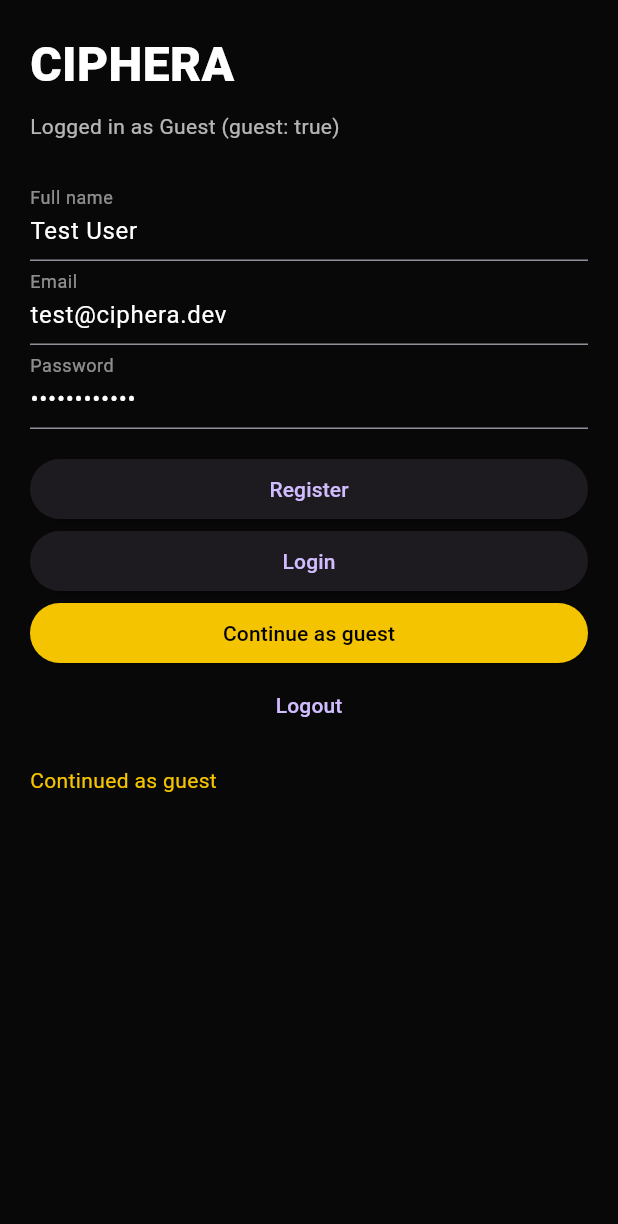
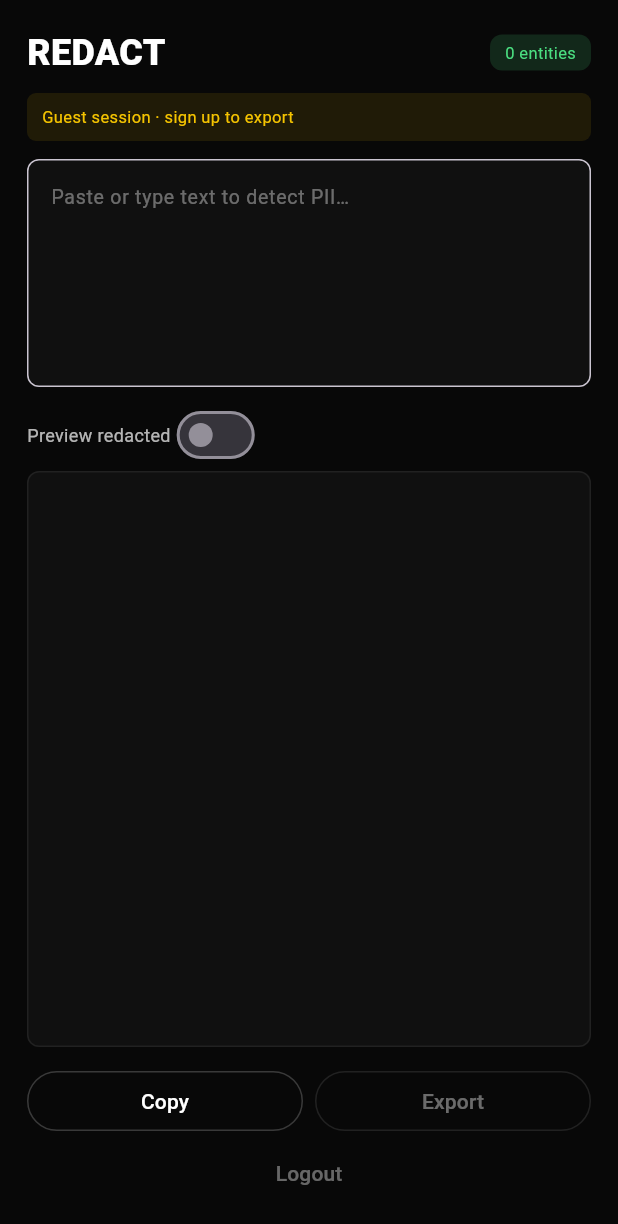
Before and after one commit to Sibtain-Nayani/Ciphera, a Flutter app: the screen it shows after launch, after a tap on "Register", after a tap on "Login", after a tap on "Continue as guest", on a phone screen of 412 x 824 dp. Shown: the top 1224 px of the screen. Run offline on Flutter 3.47's test engine with Material 3 defaults, Android fonts, the phone set to English and light mode, and no system bars; our stand-ins replace flutter_secure_storage, share_plus; accounts and stored records are empty; network calls fail.

Commit message:
Add real Copy and Export functionality with native share sheet

```diff
--- /dev/null
+++ b/mobile/lib/auth_test_screen.dart
@@ -0,0 +1,83 @@
+import 'package:flutter/material.dart';
+import 'package:provider/provider.dart';
+import 'providers/auth_provider.dart';
+
+class AuthTestScreen extends StatefulWidget {
+  const AuthTestScreen({super.key});
+  @override
+  State<AuthTestScreen> createState() => _AuthTestScreenState();
+}
+
+class _AuthTestScreenState extends State<AuthTestScreen> {
+  final _emailController = TextEditingController(text: 'test@ciphera.dev');
+  final _passwordController = TextEditingController(text: 'TestPass123!');
+  final _nameController = TextEditingController(text: 'Test User');
+  String _status = '';
+
+  @override
+  Widget build(BuildContext context) {
+    final auth = context.watch<AuthProvider>();
+
+    if (auth.loading) {
+      return const Scaffold(body: Center(child: CircularProgressIndicator()));
+    }
+
+    return Scaffold(
+      body: SafeArea(
+        child: Padding(
+          padding: const EdgeInsets.all(20),
+          child: Column(
+            crossAxisAlignment: CrossAxisAlignment.stretch,
+            children: [
+              const Text('CIPHERA', style: TextStyle(fontSize: 32, fontWeight: FontWeight.w900, color: Colors.white)),
+              const SizedBox(height: 8),
+              Text(
+                auth.isAuthenticated
+                    ? 'Logged in as ${auth.user!.email.isEmpty ? "Guest" : auth.user!.email} (guest: ${auth.isGuest})'
+                    : 'Not logged in',
+                style: const TextStyle(color: Colors.white70),
+              ),
+              const SizedBox(height: 24),
+              TextField(controller: _nameController, style: const TextStyle(color: Colors.white), decoration: const InputDecoration(labelText: 'Full name', labelStyle: TextStyle(color: Colors.white54))),
+              TextField(controller: _emailController, style: const TextStyle(color: Colors.white), decoration: const InputDecoration(labelText: 'Email', labelStyle: TextStyle(color: Colors.white54))),
+              TextField(controller: _passwordController, obscureText: true, style: const TextStyle(color: Colors.white), decoration: const InputDecoration(labelText: 'Password', labelStyle: TextStyle(color: Colors.white54))),
+              const SizedBox(height: 16),
+              ElevatedButton(
+                onPressed: () async {
+                  final ok = await auth.register(_emailController.text, _passwordController.text, _nameController.text);
+                  setState(() => _status = ok ? 'Register succeeded' : 'Register failed: ${auth.error}');
+                },
+                child: const Text('Register'),
+              ),
+              ElevatedButton(
+                onPressed: () async {
+                  final ok = await auth.login(_emailController.text, _passwordController.text);
+                  setState(() => _status = ok ? 'Login succeeded' : 'Login failed: ${auth.error}');
+                },
+                child: const Text('Login'),
+              ),
+              ElevatedButton(
+                style: ElevatedButton.styleFrom(backgroundColor: const Color(0xFFF5C400)),
+                onPressed: () async {
+                  await auth.continueAsGuest();
+                  setState(() => _status = 'Continued as guest');
+                },
+                child: const Text('Continue as guest', style: TextStyle(color: Colors.black)),
+              ),
+              if (auth.isAuthenticated)
+                TextButton(
+                  onPressed: () async {
+                    await auth.logout();
+                    setState(() => _status = 'Logged out');
+                  },
+                  child: const Text('Logout'),
+                ),
+              const SizedBox(height: 16),
+              Text(_status, style: const TextStyle(color: Color(0xFFF5C400))),
+            ],
+          ),
+        ),
+      ),
+    );
+  }
+}
--- a/mobile/lib/main.dart
+++ b/mobile/lib/main.dart
@@ -1,6 +1,8 @@
 import 'package:flutter/material.dart';
 import 'package:provider/provider.dart';
 import 'providers/auth_provider.dart';
+import 'screens/redact_screen.dart';
+import 'auth_test_screen.dart';
 
 void main() {
   runApp(const CipheraApp());
@@ -19,88 +21,24 @@
           scaffoldBackgroundColor: const Color(0xFF080808),
           brightness: Brightness.dark,
         ),
-        home: const AuthTestScreen(),
+        home: const AuthGate(),
       ),
     );
   }
 }
 
-class AuthTestScreen extends StatefulWidget {
-  const AuthTestScreen({super.key});
-  @override
-  State<AuthTestScreen> createState() => _AuthTestScreenState();
-}
-
-class _AuthTestScreenState extends State<AuthTestScreen> {
-  final _emailController = TextEditingController(text: 'test@ciphera.dev');
-  final _passwordController = TextEditingController(text: 'TestPass123!');
-  final _nameController = TextEditingController(text: 'Test User');
-  String _status = '';
+class AuthGate extends StatelessWidget {
+  const AuthGate({super.key});
 
   @override
   Widget build(BuildContext context) {
     final auth = context.watch<AuthProvider>();
-
     if (auth.loading) {
       return const Scaffold(body: Center(child: CircularProgressIndicator()));
     }
-
-    return Scaffold(
-      body: SafeArea(
-        child: Padding(
-          padding: const EdgeInsets.all(20),
-          child: Column(
-            crossAxisAlignment: CrossAxisAlignment.stretch,
-            children: [
-              const Text('CIPHERA', style: TextStyle(fontSize: 32, fontWeight: FontWeight.w900, color: Colors.white)),
-              const SizedBox(height: 8),
-              Text(
-                auth.isAuthenticated
-                    ? 'Logged in as ${auth.user!.email.isEmpty ? "Guest" : auth.user!.email} (guest: ${auth.isGuest})'
-                    : 'Not logged in',
-                style: const TextStyle(color: Colors.white70),
-              ),
-              const SizedBox(height: 24),
-              TextField(controller: _nameController, style: const TextStyle(color: Colors.white), decoration: const InputDecoration(labelText: 'Full name', labelStyle: TextStyle(color: Colors.white54))),
-              TextField(controller: _emailController, style: const TextStyle(color: Colors.white), decoration: const InputDecoration(labelText: 'Email', labelStyle: TextStyle(color: Colors.white54))),
-              TextField(controller: _passwordController, obscureText: true, style: const TextStyle(color: Colors.white), decoration: const InputDecoration(labelText: 'Password', labelStyle: TextStyle(color: Colors.white54))),
-              const SizedBox(height: 16),
-              ElevatedButton(
-                onPressed: () async {
-                  final ok = await auth.register(_emailController.text, _passwordController.text, _nameController.text);
-                  setState(() => _status = ok ? 'Register succeeded' : 'Register failed: ${auth.error}');
-                },
-                child: const Text('Register'),
-              ),
-              ElevatedButton(
-                onPressed: () async {
-                  final ok = await auth.login(_emailController.text, _passwordController.text);
-                  setState(() => _status = ok ? 'Login succeeded' : 'Login failed: ${auth.error}');
-                },
-                child: const Text('Login'),
-              ),
-              ElevatedButton(
-                style: ElevatedButton.styleFrom(backgroundColor: const Color(0xFFF5C400)),
-                onPressed: () async {
-                  await auth.continueAsGuest();
-                  setState(() => _status = 'Continued as guest');
-                },
-                child: const Text('Continue as guest', style: TextStyle(color: Colors.black)),
-              ),
-              if (auth.isAuthenticated)
-                TextButton(
-                  onPressed: () async {
-                    await auth.logout();
-                    setState(() => _status = 'Logged out');
-                  },
-                  child: const Text('Logout'),
-                ),
-              const SizedBox(height: 16),
-              Text(_status, style: const TextStyle(color: Color(0xFFF5C400))),
-            ],
-          ),
-        ),
-      ),
-    );
+    if (auth.isAuthenticated) {
+      return const RedactScreen();
+    }
+    return const AuthTestScreen();
   }
 }
--- /dev/null
+++ b/mobile/lib/models/entity.dart
@@ -0,0 +1,22 @@
+class DetectedEntity {
+  final int start;
+  final int end;
+  final String entityType;
+  final double score;
+
+  DetectedEntity({
+    required this.start,
+    required this.end,
+    required this.entityType,
+    required this.score,
+  });
+
+  factory DetectedEntity.fromJson(Map<String, dynamic> json) {
+    return DetectedEntity(
+      start: json['start'] as int,
+      end: json['end'] as int,
+      entityType: (json['entity_type'] ?? json['type'] ?? 'unknown').toString(),
+      score: (json['score'] as num?)?.toDouble() ?? 0.0,
+    );
+  }
+}
--- /dev/null
+++ b/mobile/lib/models/token.dart
@@ -0,0 +1,9 @@
+class RedactToken {
+  final String type; // 'text' or an entity type like 'email', 'aadhaar'
+  final String value;
+  final double? score;
+
+  RedactToken({required this.type, required this.value, this.score});
+
+  bool get isEntity => type != 'text';
+}
--- /dev/null
+++ b/mobile/lib/screens/redact_screen.dart
@@ -0,0 +1,281 @@
+import 'dart:async';
+import 'package:flutter/material.dart';
+import 'package:provider/provider.dart';
+import '../models/entity.dart';
+import '../models/token.dart';
+import '../providers/auth_provider.dart';
+import '../services/redaction_service.dart';
+import '../utils/entity_colors.dart';
+import '../utils/token_builder.dart';
+import 'package:flutter/services.dart';
+import 'package:share_plus/share_plus.dart';
+
+class RedactScreen extends StatefulWidget {
+  const RedactScreen({super.key});
+
+  @override
+  State<RedactScreen> createState() => _RedactScreenState();
+}
+
+class _RedactScreenState extends State<RedactScreen> {
+  final _textController = TextEditingController();
+  Timer? _debounce;
+  List<DetectedEntity> _entities = [];
+  bool _loading = false;
+  bool _previewMode = false; // false = show original + highlights, true = show masked
+  String? _errorMessage;
+
+  void _onTextChanged(String text) {
+    _debounce?.cancel();
+    _debounce = Timer(const Duration(milliseconds: 500), () => _runAnalysis(text));
+  }
+
+  Future<void> _runAnalysis(String text) async {
+    if (text.trim().isEmpty) {
+      setState(() {
+        _entities = [];
+        _errorMessage = null;
+      });
+      return;
+    }
+    setState(() => _loading = true);
+    try {
+      final entities = await RedactionService.analyze(text);
+      if (!mounted) return;
+      setState(() {
+        _entities = entities;
+        _errorMessage = null;
+        _loading = false;
+      });
+    } catch (e) {
+      if (!mounted) return;
+      setState(() {
+        _errorMessage = e.toString();
+        _loading = false;
+      });
+    }
+  }
+
+  String _currentDisplayText() {
+    final tokens = buildTokenStream(_textController.text, _entities);
+    final buffer = StringBuffer();
+    for (final t in tokens) {
+      if (t.isEntity && _previewMode) {
+        buffer.write(maskedReplacement(t.type, t.value));
+      } else {
+        buffer.write(t.value);
+      }
+    }
+    return buffer.toString();
+  }
+
+  Future<void> _onCopyPressed() async {
+    final text = _currentDisplayText();
+    if (text.trim().isEmpty) {
+      ScaffoldMessenger.of(context).showSnackBar(
+        const SnackBar(content: Text('Nothing to copy yet')),
+      );
+      return;
+    }
+    await Clipboard.setData(ClipboardData(text: text));
+    if (!mounted) return;
+    ScaffoldMessenger.of(context).showSnackBar(
+      SnackBar(content: Text(_previewMode ? 'Redacted text copied' : 'Text copied')),
+    );
+  }
+
+  Future<void> _onExportPressed(bool isGuest) async {
+    if (isGuest) {
+      ScaffoldMessenger.of(context).showSnackBar(
+        const SnackBar(content: Text('Sign up to export redacted documents')),
+      );
+      return;
+    }
+    final text = _currentDisplayText();
+    if (text.trim().isEmpty) {
+      ScaffoldMessenger.of(context).showSnackBar(
+        const SnackBar(content: Text('Nothing to export yet')),
+      );
+      return;
+    }
+
+    final box = context.findRenderObject() as RenderBox?;
+    final origin = box != null
+        ? box.localToGlobal(Offset.zero) & box.size
+        : const Rect.fromLTWH(0, 0, 100, 100);
+
+    await Share.share(
+      text,
+      subject: 'Ciphera redacted document',
+      sharePositionOrigin: origin,
+    );
+  }
+
+  @override
+  void dispose() {
+    _debounce?.cancel();
+    _textController.dispose();
+    super.dispose();
+  }
+
+  @override
+  Widget build(BuildContext context) {
+    final auth = context.watch<AuthProvider>();
+    final tokens = buildTokenStream(_textController.text, _entities);
+    final entityCount = tokens.where((t) => t.isEntity).length;
+
+    return Scaffold(
+      body: SafeArea(
+        child: Padding(
+          padding: const EdgeInsets.all(18),
+          child: Column(
+            crossAxisAlignment: CrossAxisAlignment.stretch,
+            children: [
+              Row(
+                mainAxisAlignment: MainAxisAlignment.spaceBetween,
+                children: [
+                  const Text('REDACT',
+                      style: TextStyle(fontSize: 24, fontWeight: FontWeight.w900, color: Colors.white)),
+                  Row(
+                    children: [
+                      if (_loading)
+                        const Padding(
+                          padding: EdgeInsets.only(right: 8),
+                          child: SizedBox(
+                            width: 14,
+                            height: 14,
+                            child: CircularProgressIndicator(strokeWidth: 2),
+                          ),
+                        ),
+                      Container(
+                        padding: const EdgeInsets.symmetric(horizontal: 10, vertical: 4),
+                        decoration: BoxDecoration(
+                          color: const Color(0xFF4ade80).withOpacity(0.15),
+                          borderRadius: BorderRadius.circular(8),
+                        ),
+                        child: Text('$entityCount entities',
+                            style: const TextStyle(color: Color(0xFF4ade80), fontSize: 11)),
+                      ),
+                    ],
+                  ),
+                ],
+              ),
+              if (auth.isGuest)
+                Container(
+                  margin: const EdgeInsets.only(top: 10),
+                  padding: const EdgeInsets.symmetric(horizontal: 10, vertical: 8),
+                  decoration: BoxDecoration(
+                    color: const Color(0xFFF5C400).withOpacity(0.1),
+                    borderRadius: BorderRadius.circular(6),
+                  ),
+                  child: const Text('Guest session · sign up to export',
+                      style: TextStyle(color: Color(0xFFF5C400), fontSize: 11)),
+                ),
+              const SizedBox(height: 12),
+              TextField(
+                controller: _textController,
+                onChanged: _onTextChanged,
+                maxLines: 6,
+                style: const TextStyle(color: Colors.white, fontSize: 13),
+                decoration: InputDecoration(
+                  hintText: 'Paste or type text to detect PII…',
+                  hintStyle: const TextStyle(color: Colors.white38),
+                  filled: true,
+                  fillColor: Colors.white.withOpacity(0.03),
+                  border: OutlineInputBorder(
+                    borderRadius: BorderRadius.circular(8),
+                    borderSide: BorderSide(color: Colors.white.withOpacity(0.07)),
+                  ),
+                ),
+              ),
+              const SizedBox(height: 8),
+              Row(
+                children: [
+                  const Text('Preview redacted', style: TextStyle(color: Colors.white70, fontSize: 12)),
+                  Switch(
+                    value: _previewMode,
+                    activeColor: const Color(0xFFF5C400),
+                    onChanged: (v) => setState(() => _previewMode = v),
+                  ),
+                ],
+              ),
+              if (_errorMessage != null)
+                Padding(
+                  padding: const EdgeInsets.only(bottom: 8),
+                  child: Text(_errorMessage!, style: const TextStyle(color: Color(0xFFB91C1C), fontSize: 12)),
+                ),
+              Expanded(
+                child: Container(
+                  width: double.infinity,
+                  padding: const EdgeInsets.all(12),
+                  decoration: BoxDecoration(
+                    color: Colors.white.withOpacity(0.03),
+                    border: Border.all(color: Colors.white.withOpacity(0.07)),
+                    borderRadius: BorderRadius.circular(8),
+                  ),
+                  child: SingleChildScrollView(
+                    child: SelectableText.rich(
+                      TextSpan(children: _buildSpans(tokens)),
+                    ),
+                  ),
+                ),
+              ),
+              const SizedBox(height: 12),
+              Row(
+                children: [
+                  Expanded(
+                    child: OutlinedButton(
+                      onPressed: _onCopyPressed,
+                      style: OutlinedButton.styleFrom(
+                        side: BorderSide(color: Colors.white.withOpacity(0.2)),
+                      ),
+                      child: const Text('Copy', style: TextStyle(color: Colors.white)),
+                    ),
+                  ),
+                  const SizedBox(width: 8),
+                  Expanded(
+                    child: OutlinedButton(
+                      onPressed: () => _onExportPressed(auth.isGuest),
+                      style: OutlinedButton.styleFrom(
+                        side: BorderSide(
+                          color: auth.isGuest ? Colors.white.withOpacity(0.1) : Colors.white.withOpacity(0.3),
+                        ),
+                      ),
+                      child: Text(
+                        'Export',
+                        style: TextStyle(color: auth.isGuest ? Colors.white.withOpacity(0.4) : Colors.white),
+                      ),
+                    ),
+                  ),
+                ],
+              ),
+              TextButton(
+                onPressed: () => auth.logout(),
+                child: const Text('Logout', style: TextStyle(color: Colors.white38)),
+              ),
+            ],
+          ),
+        ),
+      ),
+    );
+  }
+
+  List<TextSpan> _buildSpans(List<RedactToken> tokens) {
+    return tokens.map((t) {
+      if (!t.isEntity) {
+        return TextSpan(text: t.value, style: const TextStyle(color: Colors.white, fontSize: 13));
+      }
+      final color = colorForEntityType(t.type);
+      final display = _previewMode ? maskedReplacement(t.type, t.value) : t.value;
+      return TextSpan(
+        text: display,
+        style: TextStyle(
+          color: color,
+          backgroundColor: color.withOpacity(0.18),
+          fontSize: 13,
+          fontWeight: FontWeight.w600,
+        ),
+      );
+    }).toList();
+  }
+}
--- /dev/null
+++ b/mobile/lib/services/redaction_service.dart
@@ -0,0 +1,14 @@
+import '../models/entity.dart';
+import 'api_client.dart';
+
+class RedactionService {
+  static Future<List<DetectedEntity>> analyze(String text, {double threshold = 0.5}) async {
+    if (text.trim().isEmpty) return [];
+    final data = await ApiClient.post('/api/v3/analyze', {
+      'text': text,
+      'threshold': threshold,
+    });
+    final rawEntities = (data['entities'] as List<dynamic>?) ?? [];
+    return rawEntities.map((e) => DetectedEntity.fromJson(e as Map<String, dynamic>)).toList();
+  }
+}
--- /dev/null
+++ b/mobile/lib/utils/token_builder.dart
@@ -0,0 +1,29 @@
+import '../models/entity.dart';
+import '../models/token.dart';
+
+List<RedactToken> buildTokenStream(String text, List<DetectedEntity> entities) {
+  final sorted = [...entities]..sort((a, b) => a.start.compareTo(b.start));
+  final tokens = <RedactToken>[];
+  int cursor = 0;
+
+  for (final e in sorted) {
+    if (e.start < cursor || e.start >= text.length) continue; // skip overlaps/out-of-range
+    final end = e.end.clamp(0, text.length);
+    if (e.start > cursor) {
+      tokens.add(RedactToken(type: 'text', value: text.substring(cursor, e.start)));
+    }
+    tokens.add(RedactToken(type: e.entityType, value: text.substring(e.start, end), score: e.score));
+    cursor = end;
+  }
+
+  if (cursor < text.length) {
+    tokens.add(RedactToken(type: 'text', value: text.substring(cursor)));
+  }
+
+  return tokens;
+}
+
+String maskedReplacement(String type, String value) {
+  final label = type.toUpperCase();
+  return '[$label]';
+}
--- a/mobile/pubspec.yaml
+++ b/mobile/pubspec.yaml
@@ -33,6 +33,7 @@
   http: ^1.2.2
   flutter_secure_storage: ^9.2.2
   provider: ^6.1.2
+  share_plus: ^10.1.2
 
   # The following adds the Cupertino Icons font to your application.
   # Use with the CupertinoIcons class for iOS style icons.
```
Also changed, not shown: mobile/lib/utils/entity_colors.dart (added, +32 -0 lines), mobile/pubspec.lock, 5 other files.
